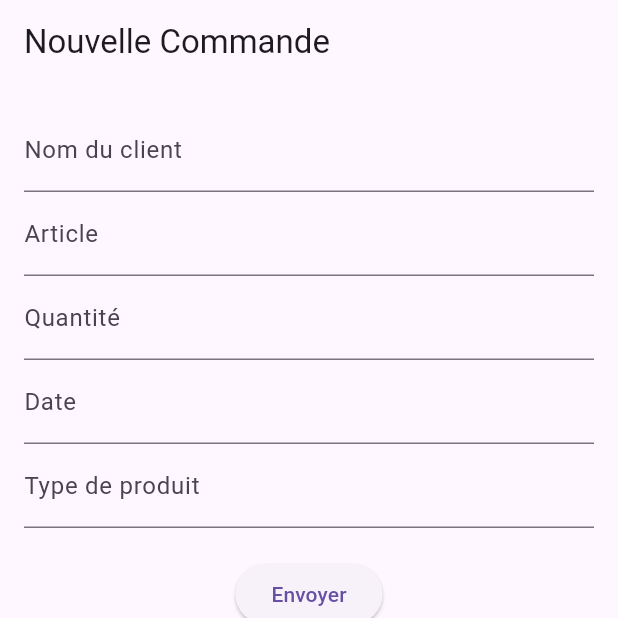
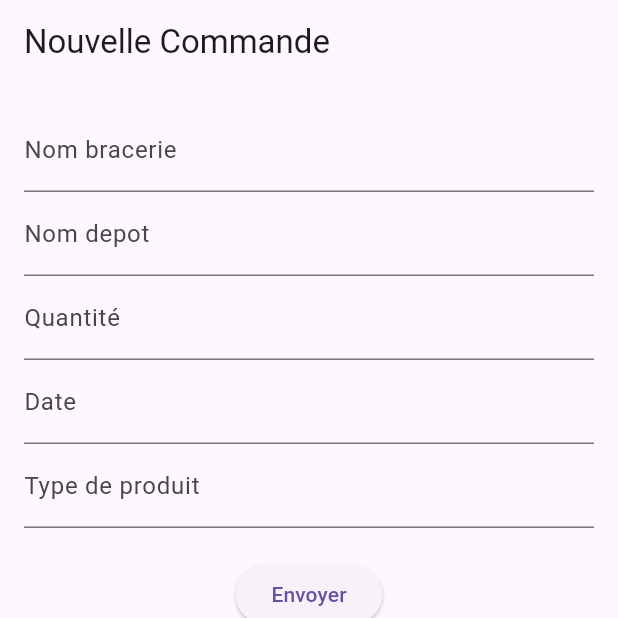
Before and after one commit to jokristo/mobile-interface, a Flutter app: the screen it shows after launch, on a phone screen of 412 x 824 dp, the top half of it. Run offline on Flutter 3.47's test engine with Material 3 defaults, Android fonts, the phone set to English and light mode, and no system bars.

Commit message:
fin commit

```diff
--- a/lib/main.dart
+++ b/lib/main.dart
@@ -76,11 +76,11 @@ class _CommandeFormState extends State<CommandeForm> {
           children: [
             TextField(
               controller: bracerieController,
-              decoration: InputDecoration(labelText: 'Nom du client'),
+              decoration: InputDecoration(labelText: 'Nom bracerie'),
             ),
             TextField(
               controller: depotController,
-              decoration: InputDecoration(labelText: 'Article'),
+              decoration: InputDecoration(labelText: 'Nom depot'),
             ),
             TextField(
               controller: quantiteController,
--- a/pubspec.yaml
+++ b/pubspec.yaml
@@ -30,6 +30,7 @@ environment:
 dependencies:
   flutter:
     sdk: flutter
+  http: ^1.2.2
     #http: 0.15.0
 
 
```
Also changed, not shown: pubspec.lock.
